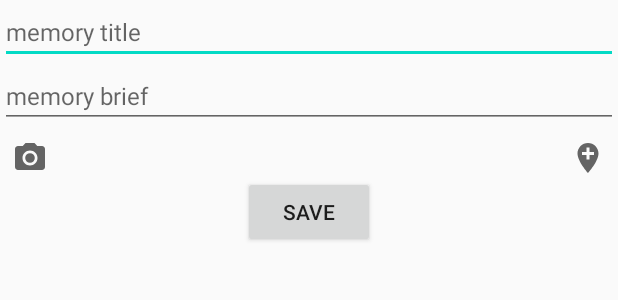
After one commit to Ahmed-P-Mostafa/Memories-Project, an Android app: the layout my_dialog.xml on its own in the app's theme, with its tools: preview values and no code run, on a phone screen of 412 x 824 dp. The commit adds this screen. Shown: the top 300 px of the screen. Run offline under Robolectric (Android 15) with nearby library versions, the phone set to English and light mode, and no system bars.

Commit message:
added memory dialog implemented recyclerView with adapter and memory_item.xml edited memory entity to add locationName:String

```diff
--- a/app/build.gradle
+++ b/app/build.gradle
@@ -41,4 +41,7 @@ dependencies {
     implementation "androidx.room:room-runtime:$room_version"
     annotationProcessor "androidx.room:room-compiler:$room_version"
 
+    // material design
+    implementation 'com.google.android.material:material:1.2.1'
+
 }
--- a/app/src/main/AndroidManifest.xml
+++ b/app/src/main/AndroidManifest.xml
@@ -15,13 +15,14 @@
         android:roundIcon="@mipmap/ic_launcher_round"
         android:supportsRtl="true"
         android:theme="@style/AppTheme">
-        <activity android:name=".MainActivity">
+        <activity android:name=".ui.MainActivity">
             <intent-filter>
                 <action android:name="android.intent.action.MAIN" />
 
                 <category android:name="android.intent.category.LAUNCHER" />
             </intent-filter>
         </activity>
+
     </application>
 
 </manifest>
--- a/app/src/main/java/com/example/memoriesproject/database/MemoryEntity.kt
+++ b/app/src/main/java/com/example/memoriesproject/database/MemoryEntity.kt
@@ -11,5 +11,6 @@ data class MemoryEntity(@PrimaryKey(autoGenerate = true)
                         val id :Int?=null,val title:String?=null,
                         val description:String?=null,
                         val imagesArray:ArrayList<Uri>?=null,
-                        val Position:Location?=null) {
+                        val Position:Location?=null,
+                        val locationName:String) {
 }
--- /dev/null
+++ b/app/src/main/res/layout/my_dialog.xml
@@ -0,0 +1,54 @@
+<?xml version="1.0" encoding="utf-8"?>
+<androidx.constraintlayout.widget.ConstraintLayout xmlns:android="http://schemas.android.com/apk/res/android"
+    xmlns:app="http://schemas.android.com/apk/res-auto"
+    xmlns:tools="http://schemas.android.com/tools"
+    android:layout_width="match_parent"
+    android:layout_height="wrap_content"
+    tools:context=".ui.MainActivity">
+    <EditText
+        android:id="@+id/title_et"
+        android:layout_width="match_parent"
+        android:layout_height="wrap_content"
+        android:hint="memory title"
+        android:textSize="16sp"
+        android:layout_marginBottom="8dp"
+        app:layout_constraintStart_toStartOf="parent"
+        app:layout_constraintTop_toTopOf="parent"
+        />
+    <EditText
+        android:id="@+id/brief_et"
+        android:layout_width="match_parent"
+        android:layout_height="wrap_content"
+        android:hint="memory brief"
+        android:textSize="16sp"
+        android:layout_marginBottom="8dp"
+        app:layout_constraintTop_toBottomOf="@id/title_et"/>
+    <ImageView
+        android:id="@+id/camera"
+        android:layout_width="wrap_content"
+        android:layout_height="wrap_content"
+        android:src="@drawable/ic_camera"
+
+        android:layout_margin="8dp"
+        app:layout_constraintTop_toBottomOf="@id/brief_et"
+        app:layout_constraintStart_toStartOf="parent"
+        />
+    <ImageView
+        android:id="@+id/location"
+        android:layout_width="wrap_content"
+        android:layout_height="wrap_content"
+        android:src="@drawable/ic_add_location"
+        android:layout_margin="8dp"
+        app:layout_constraintTop_toBottomOf="@id/brief_et"
+        app:layout_constraintEnd_toEndOf="parent"
+        />
+    <Button
+        android:layout_width="wrap_content"
+        android:layout_height="wrap_content"
+        android:text="Save"
+        app:layout_constraintStart_toStartOf="parent"
+        app:layout_constraintTop_toBottomOf="@id/location"
+        app:layout_constraintEnd_toEndOf="parent"/>
+
+
+</androidx.constraintlayout.widget.ConstraintLayout>
```
Also changed, not shown: app/src/main/java/com/example/memoriesproject/MainActivity.kt (deleted, +0 -12 lines), app/src/main/java/com/example/memoriesproject/MemoryAdapter.kt (added, +37 -0 lines), app/src/main/java/com/example/memoriesproject/ui/MainActivity.kt (added, +29 -0 lines), app/src/main/java/com/example/memoriesproject/ui/MemoryDialog.kt (added, +24 -0 lines), app/src/main/res/drawable/ic_add.xml (added, +10 -0 lines), app/src/main/res/drawable/ic_location.xml (added, +10 -0 lines), app/src/main/res/layout/activity_main.xml (+13 -2 lines), app/src/main/res/layout/memory_item.xml (added, +41 -0 lines).
